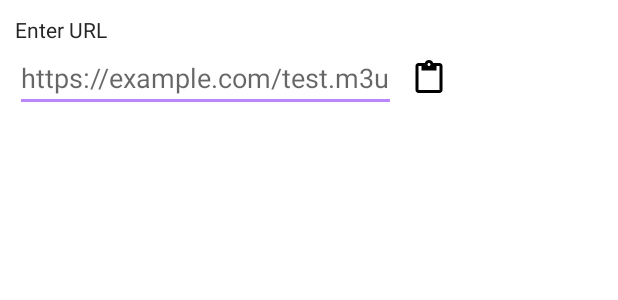
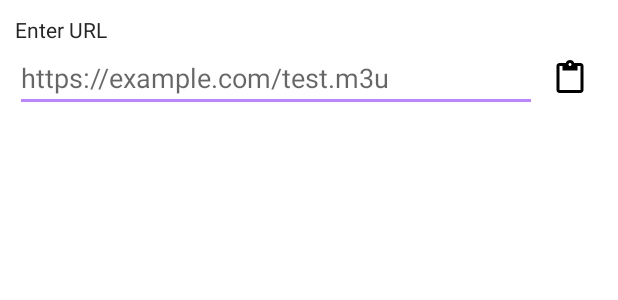
Before and after one commit to mmmelik/IPTVPlayer, an Android app: the layout dialog_load_url.xml on its own in the app's theme, with its tools: preview values and no code run, on a phone screen of 412 x 824 dp. Shown: the top 300 px of the screen. Run offline under Robolectric (Android 15) with nearby library versions, the phone set to English and light mode, and no system bars.

Commit message:
fix content labeling

```diff
--- a/app/src/main/AndroidManifest.xml
+++ b/app/src/main/AndroidManifest.xml
@@ -134,6 +134,11 @@
         <intent>
             <action android:name="android.intent.action.VIEW" />
             <category android:name="android.intent.category.DEFAULT" />
+            <data android:mimeType="application/vnd.apple.mpegurl|application/mpegurl|application/x-mpegurl|audio/mpegurl|audio/x-mpegurl" />
+        </intent>
+        <intent>
+            <action android:name="android.intent.action.VIEW" />
+            <category android:name="android.intent.category.DEFAULT" />
             <data android:mimeType="text/plain" />
         </intent>
     </queries>
--- a/app/src/main/java/com/appbroker/livetvplayer/CustomFilePickerActivity.java
+++ b/app/src/main/java/com/appbroker/livetvplayer/CustomFilePickerActivity.java
@@ -227,8 +227,10 @@ public class CustomFilePickerActivity extends AppCompatActivity {
         externalAppsIdMap=new HashMap<>();
         for (ResolveInfo resolveInfo:resolveInfoList){
             Log.d("activity",resolveInfo.toString());
-            int id=new Random().nextInt(Integer.MAX_VALUE);
-            menu.add(R.id.file_picker_navigation_group_external_apps,id,Menu.NONE,resolveInfo.loadLabel(packageManager));
+            CharSequence label = resolveInfo.loadLabel(packageManager);
+            int id = label.hashCode();
+
+            menu.add(R.id.file_picker_navigation_group_external_apps, id, Menu.NONE, label);
             menu.findItem(id).setIcon(resolveInfo.loadIcon(packageManager));
             externalAppsIdMap.put(id,resolveInfo);
         }
--- a/app/src/main/res/layout/activity_custom_file_picker.xml
+++ b/app/src/main/res/layout/activity_custom_file_picker.xml
@@ -32,6 +32,7 @@
                     style="@style/Widget.AppCompat.Button.Borderless.Colored"
                     android:layout_width="wrap_content"
                     android:layout_height="wrap_content"
+                    android:contentDescription="Go to back"
                     android:src="@drawable/ic_baseline_arrow_back_24" />
 
                 <TextView
@@ -52,6 +53,7 @@
                 android:id="@+id/file_picker_recyclerview"
                 android:layout_width="match_parent"
                 android:layout_height="match_parent"
+                android:contentDescription="Files and directories"
                 tools:listitem="@layout/file_picker_dir_list_item" />
         </LinearLayout>
         <com.google.android.material.navigation.NavigationView
--- a/app/src/main/res/layout/custom_player_controller.xml
+++ b/app/src/main/res/layout/custom_player_controller.xml
@@ -23,6 +23,7 @@
                 android:src="@drawable/ic_baseline_arrow_back_white_24"
                 android:clickable="true"
                 android:focusable="true"
+                android:contentDescription="Go to back"
                 android:background="?attr/selectableItemBackgroundBorderless" />
             <TextView
                 android:id="@+id/player_controller_title"
@@ -53,6 +54,7 @@
                 android:scaleType="center"
                 android:src="@drawable/ic_baseline_lock_open_24"
                 android:background="?attr/selectableItemBackgroundBorderless"
+                android:contentDescription="Lock player"
                 android:clickable="true"
                 android:focusable="true"/>
         </LinearLayout>
@@ -133,6 +135,7 @@
                 android:scaleType="center"
                 android:src="@drawable/ic_baseline_lock_24"
                 android:background="?attr/selectableItemBackgroundBorderless"
+                android:contentDescription="Unlock player"
                 android:clickable="true"
                 android:focusable="true"/>
         </LinearLayout>
--- a/app/src/main/res/layout/dialog_load_url.xml
+++ b/app/src/main/res/layout/dialog_load_url.xml
@@ -1,7 +1,7 @@
 <?xml version="1.0" encoding="utf-8"?>
 <LinearLayout xmlns:android="http://schemas.android.com/apk/res/android"
     android:orientation="vertical"
-    android:layout_width="wrap_content"
+    android:layout_width="match_parent"
     android:layout_height="wrap_content"
     android:padding="10dp">
     <TextView
@@ -9,21 +9,23 @@
         android:layout_width="wrap_content"
         android:layout_height="wrap_content"/>
     <LinearLayout
-        android:layout_width="wrap_content"
+        android:layout_width="match_parent"
         android:layout_height="wrap_content"
         android:orientation="horizontal"
         android:gravity="center_vertical">
         <EditText
             android:id="@+id/dialog_load_url_edit"
-            android:layout_width="wrap_content"
+            android:layout_width="0dp"
             android:layout_height="wrap_content"
             android:minWidth="200dp"
+            android:layout_weight="1"
             android:hint="@string/url_hint"/>
         <ImageView
             android:id="@+id/dialog_load_url_clipboard"
-            android:layout_width="wrap_content"
-            android:layout_height="wrap_content"
+            android:layout_width="24dp"
+            android:layout_height="24dp"
             android:src="@drawable/ic_baseline_content_paste_24"
+            android:contentDescription="Paste from clipboard"
             android:layout_margin="10dp"/>
     </LinearLayout>
 
--- a/app/src/main/res/layout/fragment_channel_list.xml
+++ b/app/src/main/res/layout/fragment_channel_list.xml
@@ -8,6 +8,7 @@
         android:id="@+id/fragment_channel_recycler_view"
         android:layout_width="match_parent"
         android:layout_height="match_parent"
+        android:contentDescription="Channels"
         android:scrollbars="vertical"/>
 
 </LinearLayout>
--- a/app/src/main/res/layout/fragment_search.xml
+++ b/app/src/main/res/layout/fragment_search.xml
@@ -16,5 +16,6 @@
     <androidx.recyclerview.widget.RecyclerView
         android:id="@+id/fragment_search_recycler_view"
         android:layout_width="match_parent"
+        android:contentDescription="Search Results"
         android:layout_height="match_parent"/>
 </LinearLayout>
--- a/app/src/main/res/layout/list_item_channel.xml
+++ b/app/src/main/res/layout/list_item_channel.xml
@@ -23,6 +23,7 @@
             android:src="@drawable/ic_baseline_favorite_border_24"
             android:layout_alignParentRight="true"
             android:layout_centerVertical="true"
+            android:contentDescription="Add to or remove from favorites"
             android:padding="10dp"/>
         <LinearLayout
             android:layout_width="wrap_content"
```
